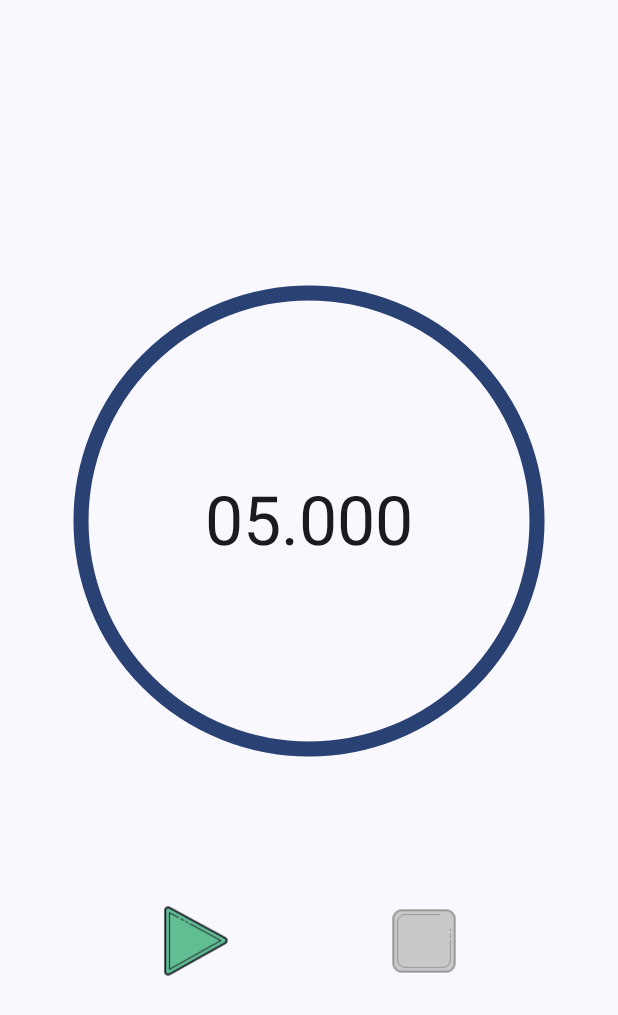
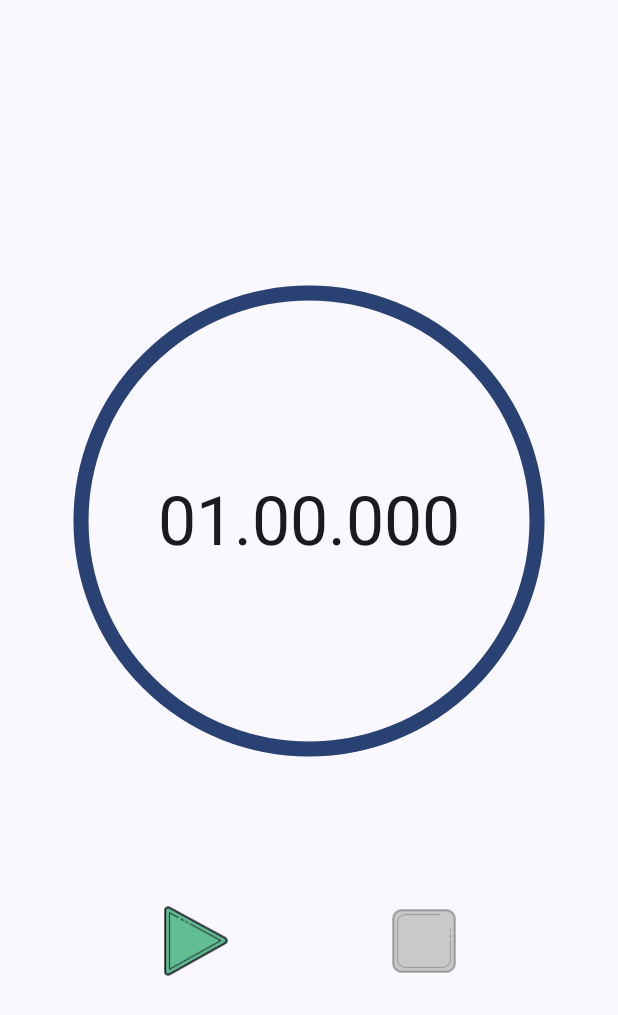
Before and after one commit to LavishSwarnkar/Timer, an Android app built with Jetpack Compose: the screen it shows after launch (MainActivity), on a phone screen of 412 x 824 dp. Shown: the top 1015 px of the screen. Run offline under Robolectric (Android 15) with nearby library versions, the phone set to English and light mode, and no system bars.

Commit message:
code cleanup

```diff
--- a/app/src/main/AndroidManifest.xml
+++ b/app/src/main/AndroidManifest.xml
@@ -5,7 +5,7 @@
     <uses-permission android:name="android.permission.POST_NOTIFICATIONS"/>
 
     <application
-        android:name=".TimerApp"
+        android:name=".main.TimerApp"
         android:allowBackup="true"
         android:dataExtractionRules="@xml/data_extraction_rules"
         android:fullBackupContent="@xml/backup_rules"
@@ -16,7 +16,7 @@
         android:theme="@style/Theme.Timer"
         tools:targetApi="31">
         <activity
-            android:name=".MainActivity"
+            android:name=".main.MainActivity"
             android:exported="true"
             android:label="@string/app_name"
             android:launchMode="singleInstance"
--- a/app/src/main/java/com/lavish/timer/di/AppModule.kt
+++ b/app/src/main/java/com/lavish/timer/di/AppModule.kt
@@ -1,12 +1,12 @@
 package com.lavish.timer.di
 
 import com.lavish.timer.feature.timer.TimerViewModel
-import com.lavish.timer.helper.NotificationHelper
+import com.lavish.timer.other.util.NotificationUtil
 import org.koin.android.ext.koin.androidContext
 import org.koin.androidx.viewmodel.dsl.viewModel
 import org.koin.dsl.module
 
 val appModule = module {
     viewModel { TimerViewModel(get()) }
-    single { NotificationHelper(androidContext()) }
+    single { NotificationUtil(androidContext()) }
 }
--- a/app/src/main/java/com/lavish/timer/feature/timer/Timer.kt
+++ b/app/src/main/java/com/lavish/timer/feature/timer/Timer.kt
@@ -1,6 +1,6 @@
 package com.lavish.timer.feature.timer
 
-import com.lavish.timer.util.TimeFormatter
+import com.lavish.timer.other.util.TimeFormatter
 
 data class Timer(
     val state: State = State.NEW,
@@ -44,12 +44,8 @@ data class Timer(
         return Timer()
     }
 
-    override fun toString(): String {
-        return "Timer(state=$state, end=$end, tickInMillis=$tickInMillis, time='$time', percentageLeft=$portionLeft)"
-    }
-
     companion object {
-//        const val DURATION = 1 * 60 * 1000L
-        const val DURATION = 5 * 1000L
+        const val DURATION = 1 * 60 * 1000L
+        const val DURATION_TEXT = "1 minute"
     }
 }
--- a/app/src/main/java/com/lavish/timer/feature/timer/TimerScreen.kt
+++ b/app/src/main/java/com/lavish/timer/feature/timer/TimerScreen.kt
@@ -8,29 +8,23 @@ import androidx.compose.foundation.layout.fillMaxWidth
 import androidx.compose.foundation.layout.padding
 import androidx.compose.foundation.layout.size
 import androidx.compose.runtime.Composable
-import androidx.compose.runtime.rememberUpdatedState
 import androidx.compose.ui.Modifier
-import androidx.compose.ui.platform.LocalLifecycleOwner
 import androidx.compose.ui.unit.dp
-import androidx.lifecycle.Lifecycle
 import com.lavish.timer.feature.timer.comp.TimerActions
-import com.lavish.timer.feature.timer.comp.TimerComp
-import com.lavish.timer.helper.NotificationHelper
+import com.lavish.timer.feature.timer.comp.TimerView
 import org.koin.androidx.compose.koinViewModel
 
 @Composable
 fun TimerScreen(
     viewModel: TimerViewModel = koinViewModel()
 ) {
-    NotificationHelper.PermissionsSetup()
-
     Column(
         modifier = Modifier
             .fillMaxSize()
             .padding(16.dp),
         verticalArrangement = Arrangement.Center
     ) {
-        TimerComp(
+        TimerView(
             modifier = Modifier
                 .fillMaxWidth(),
             timerStateFlow = viewModel.stateFlow
--- a/app/src/main/java/com/lavish/timer/feature/timer/TimerViewModel.kt
+++ b/app/src/main/java/com/lavish/timer/feature/timer/TimerViewModel.kt
@@ -2,7 +2,7 @@ package com.lavish.timer.feature.timer
 
 import androidx.lifecycle.ViewModel
 import androidx.lifecycle.viewModelScope
-import com.lavish.timer.helper.NotificationHelper
+import com.lavish.timer.other.util.NotificationUtil
 import kotlinx.coroutines.Job
 import kotlinx.coroutines.delay
 import kotlinx.coroutines.flow.MutableStateFlow
@@ -10,7 +10,7 @@ import kotlinx.coroutines.flow.StateFlow
 import kotlinx.coroutines.launch
 
 class TimerViewModel(
-    private val notificationHelper: NotificationHelper
+    private val notificationUtil: NotificationUtil
 ): ViewModel() {
 
     private val mutableStateFlow = MutableStateFlow(Timer())
--- a/app/src/main/java/com/lavish/timer/feature/timer/comp/TimerActions.kt
+++ b/app/src/main/java/com/lavish/timer/feature/timer/comp/TimerActions.kt
@@ -8,9 +8,9 @@ import androidx.compose.ui.Modifier
 import com.lavish.timer.R
 import com.lavish.timer.feature.timer.Timer.State.*
 import com.lavish.timer.feature.timer.TimerViewModel
-import com.lavish.timer.feature.timer.ext.isRunningOrPaused
-import com.lavish.timer.feature.timer.ext.stateActionIcon
-import com.lavish.timer.feature.timer.ext.stateActionLabel
+import com.lavish.timer.other.ext.isRunningOrPaused
+import com.lavish.timer.other.ext.stateActionIcon
+import com.lavish.timer.other.ext.stateActionLabel
 
 @Composable
 fun TimerActions(
--- a/app/src/main/java/com/lavish/timer/feature/timer/comp/TimerNotificationHelper.kt
+++ b/app/src/main/java/com/lavish/timer/feature/timer/comp/TimerNotificationHelper.kt
@@ -6,17 +6,20 @@ import androidx.compose.runtime.State
 import androidx.compose.runtime.mutableStateOf
 import androidx.compose.runtime.remember
 import com.lavish.timer.feature.timer.Timer
+import com.lavish.timer.feature.timer.Timer.Companion.DURATION_TEXT
 import com.lavish.timer.feature.timer.Timer.State.COMPLETE
-import com.lavish.timer.helper.NotificationHelper
-import com.lavish.timer.helper.OnPauseEffect
-import com.lavish.timer.helper.OnResumeEffect
+import com.lavish.timer.other.util.NotificationUtil
+import com.lavish.timer.other.ext.OnPauseEffect
+import com.lavish.timer.other.ext.OnResumeEffect
 import org.koin.compose.getKoin
 
 @Composable
 fun TimerNotificationHelper(
     timer: State<Timer>,
-    notificationsHelper: NotificationHelper = getKoin().get()
+    notificationsHelper: NotificationUtil = getKoin().get()
 ) {
+    NotificationUtil.PermissionsSetup()
+
     val showNotification = remember { mutableStateOf(true) }
 
     OnPauseEffect { showNotification.value = true }
@@ -28,7 +31,7 @@ fun TimerNotificationHelper(
 
             notificationsHelper.showNotification(
                 title = "Timer stopped",
-                body = "Your 1 minute timer has been stopped"
+                body = "Your $DURATION_TEXT timer has been stopped"
             )
         } else {
             notificationsHelper.hideLastShownNotification()
--- a/app/src/main/java/com/lavish/timer/feature/timer/comp/TimerComp.kt
+++ b/app/src/main/java/com/lavish/timer/feature/timer/comp/TimerView.kt
@@ -8,24 +8,17 @@ import androidx.compose.foundation.layout.fillMaxSize
 import androidx.compose.material3.MaterialTheme
 import androidx.compose.material3.Text
 import androidx.compose.runtime.Composable
-import androidx.compose.runtime.LaunchedEffect
 import androidx.compose.runtime.collectAsState
-import androidx.compose.runtime.remember
-import androidx.compose.runtime.rememberUpdatedState
 import androidx.compose.ui.Alignment
 import androidx.compose.ui.Modifier
 import androidx.compose.ui.graphics.Color
 import androidx.compose.ui.graphics.drawscope.Stroke
 import androidx.compose.ui.graphics.drawscope.rotate
-import androidx.compose.ui.platform.LocalContext
-import androidx.compose.ui.platform.LocalLifecycleOwner
-import androidx.lifecycle.Lifecycle
 import com.lavish.timer.feature.timer.Timer
-import com.lavish.timer.helper.NotificationHelper
 import kotlinx.coroutines.flow.StateFlow
 
 @Composable
-fun TimerComp(
+fun TimerView(
     modifier: Modifier,
     timerStateFlow: StateFlow<Timer>
 ) {
@@ -33,8 +26,8 @@ fun TimerComp(
 
     TimerNotificationHelper(timer)
 
-    val color = Color.Black.copy(alpha = 0.1f)
-    val color1 = MaterialTheme.colorScheme.primary
+    val ringForegroundColor = MaterialTheme.colorScheme.primary
+    val ringBackgroundColor = Color.Black.copy(alpha = 0.1f)
 
     Box(
         modifier = modifier
@@ -43,12 +36,13 @@ fun TimerComp(
     ) {
         val sweepAngle = animateFloatAsState(targetValue = -360f * timer.value.portionLeft, label = "Sweep")
 
+        // Ring
         Canvas(
             modifier = Modifier.fillMaxSize(0.8f)
         ) {
             rotate(-90f) {
                 drawArc(
-                    color = color,
+                    color = ringBackgroundColor,
                     size = size,
                     style = Stroke(15f),
                     startAngle = 0f,
@@ -56,7 +50,7 @@ fun TimerComp(
                     useCenter = false
                 )
                 drawArc(
-                    color = color1,
+                    color = ringForegroundColor,
                     size = size,
                     style = Stroke(15f),
                     startAngle = 360f,
@@ -66,6 +60,7 @@ fun TimerComp(
             }
         }
 
+        // Time Text
         Text(
             text = timer.value.time,
             style = MaterialTheme.typography.displayMedium
--- a/app/src/main/java/com/lavish/timer/TimerApp.kt
+++ b/app/src/main/java/com/lavish/timer/main/TimerApp.kt
@@ -1,4 +1,4 @@
-package com.lavish.timer
+package com.lavish.timer.main
 
 import android.app.Application
 import com.lavish.timer.di.appModule
--- a/app/src/main/java/com/lavish/timer/ui/theme/Color.kt
+++ b/app/src/main/java/com/lavish/timer/main/ui/theme/Color.kt
@@ -1,4 +1,4 @@
-package com.lavish.timer.ui.theme
+package com.lavish.timer.main.ui.theme
 
 import androidx.compose.ui.graphics.Color
 
--- a/app/src/main/java/com/lavish/timer/ui/theme/Theme.kt
+++ b/app/src/main/java/com/lavish/timer/main/ui/theme/Theme.kt
@@ -1,4 +1,4 @@
-package com.lavish.timer.ui.theme
+package com.lavish.timer.main.ui.theme
 
 import android.app.Activity
 import android.os.Build
--- a/app/src/main/java/com/lavish/timer/ui/theme/Type.kt
+++ b/app/src/main/java/com/lavish/timer/main/ui/theme/Type.kt
@@ -1,4 +1,4 @@
-package com.lavish.timer.ui.theme
+package com.lavish.timer.main.ui.theme
 
 import androidx.compose.material3.Typography
 import androidx.compose.ui.text.TextStyle
--- a/app/src/main/java/com/lavish/timer/helper/LifecycleExt.kt
+++ b/app/src/main/java/com/lavish/timer/other/ext/LifecycleExt.kt
@@ -1,4 +1,4 @@
-package com.lavish.timer.helper
+package com.lavish.timer.other.ext
 
 import androidx.compose.runtime.Composable
 import androidx.compose.runtime.DisposableEffect
--- a/app/src/main/java/com/lavish/timer/feature/timer/ext/TimerExt.kt
+++ b/app/src/main/java/com/lavish/timer/other/ext/TimerExt.kt
@@ -1,4 +1,4 @@
-package com.lavish.timer.feature.timer.ext
+package com.lavish.timer.other.ext
 
 import com.lavish.timer.R
 import com.lavish.timer.feature.timer.Timer
--- a/app/src/main/java/com/lavish/timer/helper/NotificationHelper.kt
+++ b/app/src/main/java/com/lavish/timer/other/util/NotificationUtil.kt
@@ -1,4 +1,4 @@
-package com.lavish.timer.helper
+package com.lavish.timer.other.util
 
 import android.annotation.SuppressLint
 import android.app.NotificationChannel
@@ -16,11 +16,11 @@ import androidx.compose.runtime.LaunchedEffect
 import androidx.compose.ui.platform.LocalContext
 import androidx.core.app.NotificationCompat
 import androidx.core.app.NotificationManagerCompat
-import com.lavish.timer.MainActivity
+import com.lavish.timer.main.MainActivity
 import com.lavish.timer.R
 import java.util.Random
 
-class NotificationHelper(
+class NotificationUtil(
     private val context: Context
 ) {
 
--- a/app/src/main/java/com/lavish/timer/util/TimeFormatter.kt
+++ b/app/src/main/java/com/lavish/timer/other/util/TimeFormatter.kt
@@ -1,4 +1,4 @@
-package com.lavish.timer.util
+package com.lavish.timer.other.util
 
 object TimeFormatter {
     fun formatTime(timeInMillis: Long): String {
```
Also changed, not shown: app/src/main/java/com/lavish/timer/main/MainActivity.kt (renamed from app/src/main/java/com/lavish/timer/MainActivity.kt, +2 -5 lines).
